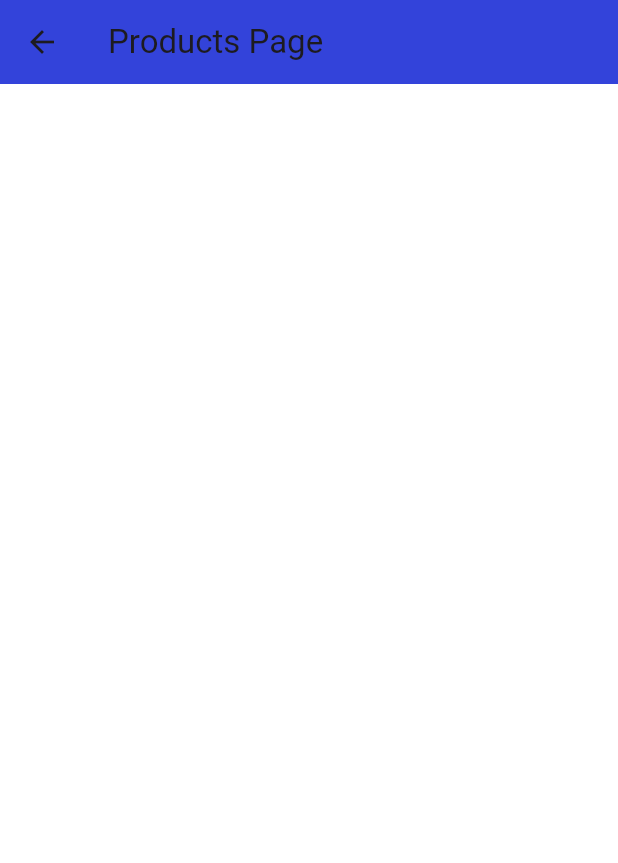
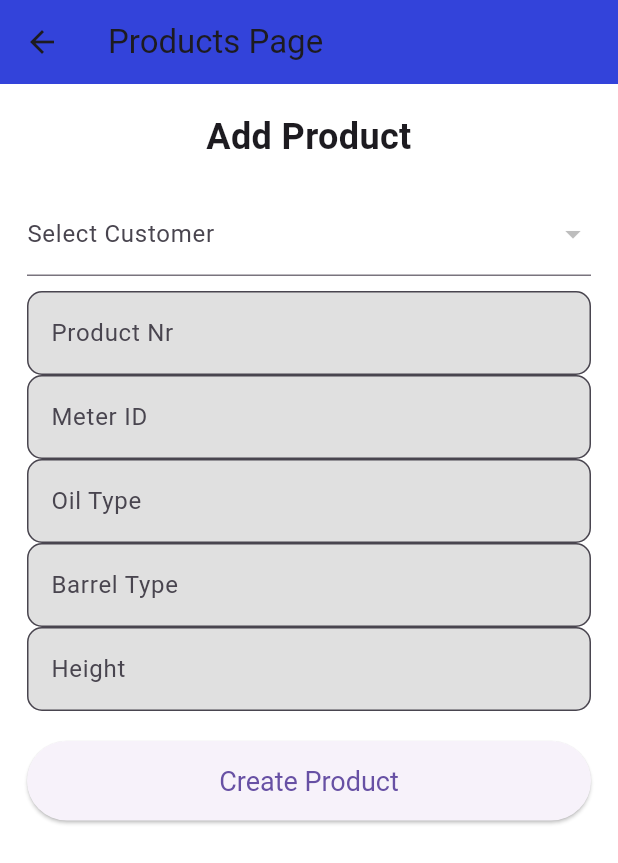
Before and after one commit to KevinNielsen00/iotprojekt, a Flutter app: the ProductsPage screen opened directly, on a phone screen of 412 x 824 dp. Shown: the top 863 px of the screen. Run offline on Flutter 3.47's test engine with Material 3 defaults, Android fonts, the phone set to English and light mode, and no system bars; network calls fail; Roboto replaces fonts that are missing (Karla).

Commit message:
update
Tilføj product
m. begrænsninger

```diff
--- a/my_app/lib/pages/ProductsPage.dart
+++ b/my_app/lib/pages/ProductsPage.dart
@@ -1,5 +1,6 @@
 import 'package:flutter/material.dart';
 import '../widgets/appbar/appbar.dart';
+import 'package:my_app/widgets/Addproductpage/ProductFormSection.dart';
 
 
 
@@ -25,6 +26,7 @@ class ProductsPageContent extends StatelessWidget {
       child: Column(
         crossAxisAlignment: CrossAxisAlignment.start,
         children: [
+          CreateProductForm(),
           SizedBox(height: 16),
           SizedBox(height: 16),
           SizedBox(height: 16),
--- /dev/null
+++ b/my_app/lib/widgets/Addproductpage/ProductFormSection.dart
@@ -0,0 +1,144 @@
+import 'package:flutter/material.dart';
+import 'package:http/http.dart' as http;
+import 'dart:convert';
+
+class CreateProductForm extends StatefulWidget {
+  const CreateProductForm({Key? key}) : super(key: key);
+
+  @override
+  _CreateProductFormState createState() => _CreateProductFormState();
+}
+
+class _CreateProductFormState extends State<CreateProductForm> {
+  List<dynamic> customers = [];
+  String? selectedCustomer;
+  final TextEditingController productNumberController = TextEditingController();
+  final TextEditingController meterIdController = TextEditingController();
+  final TextEditingController oilTypeController = TextEditingController();
+  final TextEditingController barrelTypeController = TextEditingController();
+  final TextEditingController heightController = TextEditingController();
+
+  @override
+  void initState() {
+    super.initState();
+    _fetchCustomers();
+  }
+
+  Future<void> _fetchCustomers() async {
+    final response = await http.get(Uri.parse('http://localhost:8080/api/customers'));
+    if (response.statusCode == 200) {
+      setState(() {
+        customers = json.decode(response.body);
+      });
+    } else {
+      print('Failed to load customers');
+    }
+  }
+
+  Future<void> _submitForm() async {
+    if (selectedCustomer == null || productNumberController.text.isEmpty) {
+      ScaffoldMessenger.of(context).showSnackBar(
+        const SnackBar(content: Text('Please select a customer and provide the product number')),
+      );
+      return;
+    }
+
+    Map<String, dynamic> productData = {
+      'customer_nr': int.parse(selectedCustomer!),  // Parse customer number
+      'product_nr': productNumberController.text,
+      'meter_id': int.parse(meterIdController.text),
+      'oil_type': oilTypeController.text,
+      'barrel_type': barrelTypeController.text,
+      'height': double.parse(heightController.text),
+    };
+
+    try {
+      final response = await http.post(
+        Uri.parse('http://localhost:8080/api/products'),
+        headers: {
+          'Content-Type': 'application/json',
+        },
+        body: jsonEncode(productData),
+      );
+
+      if (response.statusCode == 201) {
+        print('Product created successfully');
+        _clearForm();
+      } else {
+        print('Failed to create product. Status code: ${response.statusCode}');
+      }
+    } catch (error) {
+      print('Error submitting form: $error');
+    }
+  }
+
+  void _clearForm() {
+    productNumberController.clear();
+    meterIdController.clear();
+    oilTypeController.clear();
+    barrelTypeController.clear();
+    heightController.clear();
+    setState(() {
+      selectedCustomer = null;
+    });
+  }
+
+  @override
+  Widget build(BuildContext context) {
+    return Column(
+      crossAxisAlignment: CrossAxisAlignment.stretch,
+      children: [
+        const Text(
+          'Add Product',
+          style: TextStyle(fontSize: 24, fontWeight: FontWeight.bold),
+          textAlign: TextAlign.center,
+        ),
+        const SizedBox(height: 20),
+        DropdownButtonFormField<String>(
+          value: selectedCustomer,
+          items: customers.map<DropdownMenuItem<String>>((customer) {
+            return DropdownMenuItem<String>(
+              value: customer['customer_nr'].toString(),
+              child: Text(customer['firm']),
+            );
+          }).toList(),
+          onChanged: (value) {
+            setState(() {
+              selectedCustomer = value;
+            });
+          },
+          decoration: const InputDecoration(labelText: 'Select Customer'),
+        ),
+        const SizedBox(height: 10),
+        buildInputField('Product Nr', productNumberController),
+        buildInputField('Meter ID', meterIdController),
+        buildInputField('Oil Type', oilTypeController),
+        buildInputField('Barrel Type', barrelTypeController),
+        buildInputField('Height', heightController),
+        const SizedBox(height: 20),
+        ElevatedButton(
+          onPressed: _submitForm,
+          style: ElevatedButton.styleFrom(
+            padding: const EdgeInsets.symmetric(vertical: 16),
+            textStyle: const TextStyle(fontSize: 18),
+          ),
+          child: const Text('Create Product'),
+        ),
+      ],
+    );
+  }
+
+  Widget buildInputField(String label, TextEditingController controller) {
+    return TextField(
+      controller: controller,
+      decoration: InputDecoration(
+        labelText: label,
+        filled: true,
+        fillColor: Colors.grey[300],
+        border: OutlineInputBorder(
+          borderRadius: BorderRadius.circular(10),
+        ),
+      ),
+    );
+  }
+}
```
